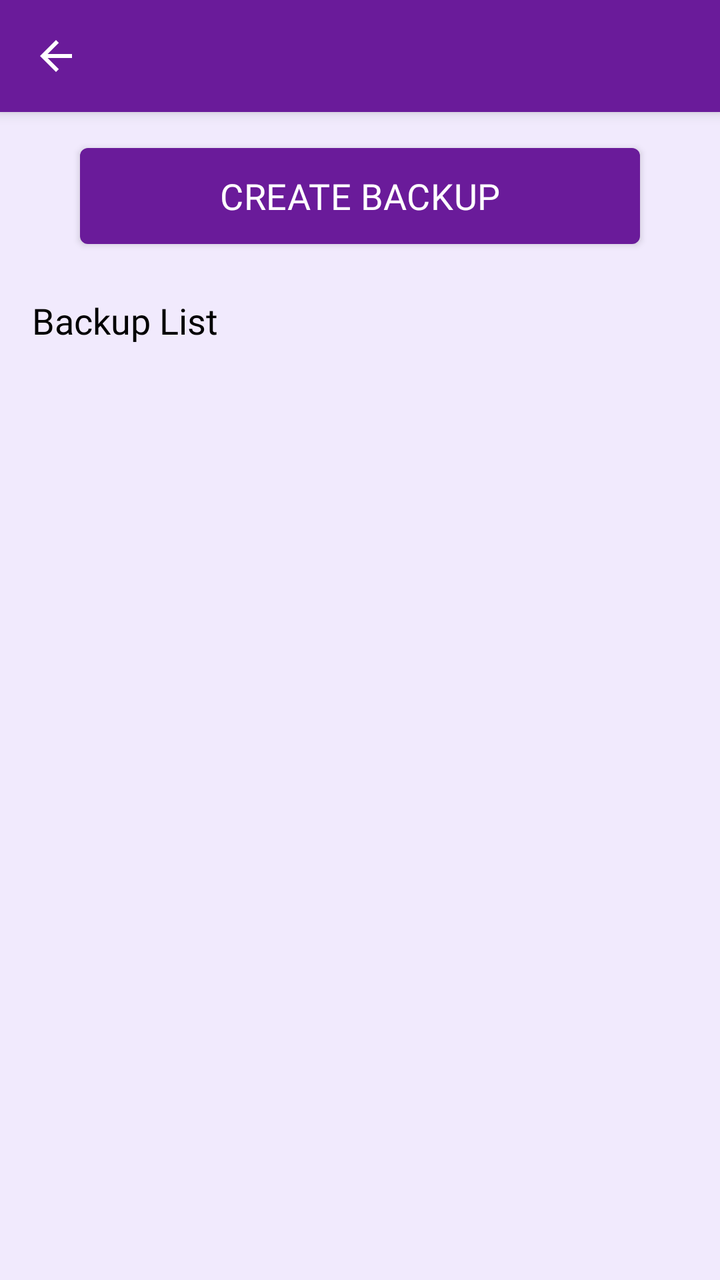
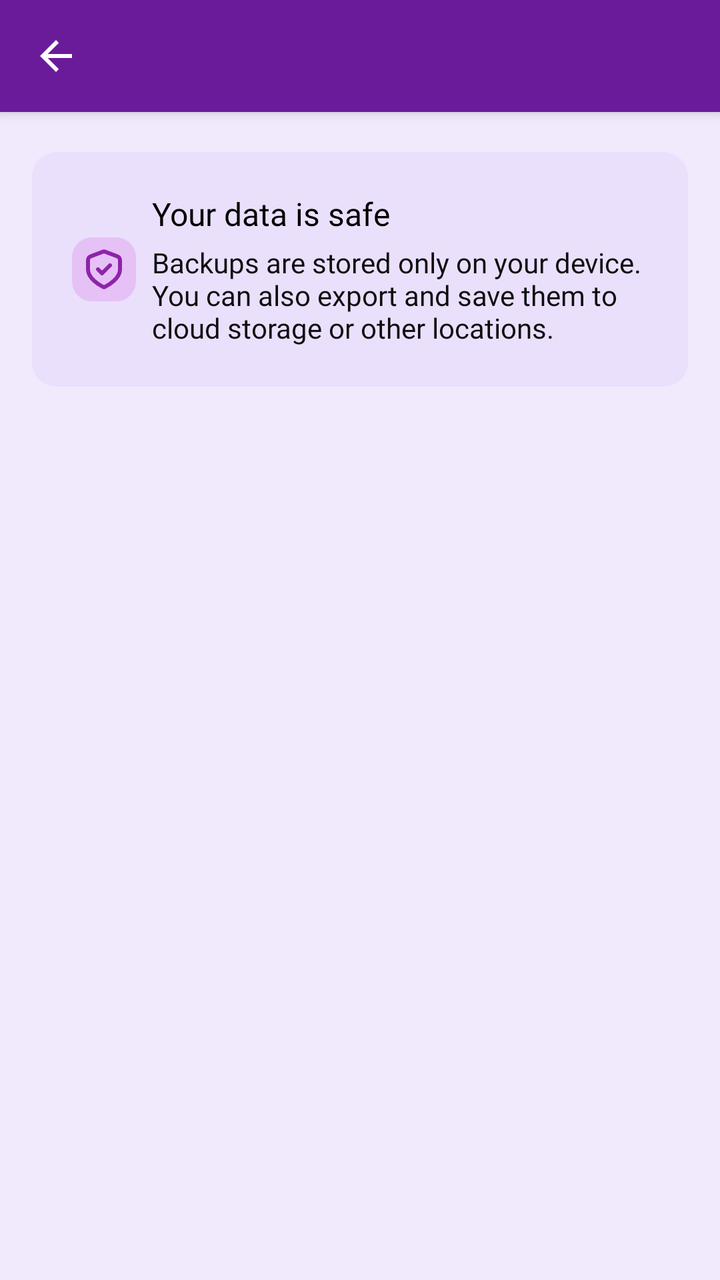

Compare the two renders of this Android layout. The source of the first and the diff that turns it into the second are given below.
<!-- AndroidManifest.xml: application theme Theme.MoneyTracker -->
<!-- res/layout/activity_manage_backup.xml -->
<?xml version="1.0" encoding="utf-8"?>
<androidx.constraintlayout.widget.ConstraintLayout xmlns:android="http://schemas.android.com/apk/res/android"
    xmlns:app="http://schemas.android.com/apk/res-auto"
    android:layout_width="match_parent"
    android:layout_height="match_parent"
    android:background="@color/app_light_background">

    <androidx.constraintlayout.widget.ConstraintLayout
        android:id="@+id/toolbarWrapper"
        android:layout_width="0dp"
        android:layout_height="wrap_content"
        android:background="@color/vibrant_orange"
        android:elevation="4dp"
        app:layout_constraintEnd_toEndOf="parent"
        app:layout_constraintStart_toStartOf="parent"
        app:layout_constraintTop_toTopOf="parent">

        <include layout="@layout/toolbar_back" />
    </androidx.constraintlayout.widget.ConstraintLayout>

    <com.google.android.material.button.MaterialButton
        android:id="@+id/btnCreateBackup"
        android:layout_width="match_parent"
        android:layout_height="60dp"
        android:layout_marginStart="@dimen/margin_40"
        android:layout_marginTop="@dimen/margin_12"
        android:layout_marginEnd="@dimen/margin_40"
        android:layout_marginBottom="@dimen/margin_12"
        android:fontFamily="@font/exo2_semibold"
        android:letterSpacing="0.01"
        android:text="@string/create_backup"
        android:textAllCaps="true"
        android:textColor="@color/white"
        android:textSize="@dimen/text_18"
        app:backgroundTint="@color/vibrant_orange"
        app:cornerRadius="@dimen/corner_radius_4"
        app:elevation="@dimen/corner_elevation_8"
        app:layout_constraintEnd_toEndOf="parent"
        app:layout_constraintStart_toStartOf="parent"
        app:layout_constraintTop_toBottomOf="@+id/toolbarWrapper" />

    <androidx.constraintlayout.widget.ConstraintLayout
        android:id="@+id/llHeader"
        android:layout_width="match_parent"
        android:layout_height="wrap_content"
        android:layout_marginTop="@dimen/margin_20"
        app:layout_constraintTop_toBottomOf="@id/btnCreateBackup">

        <androidx.appcompat.widget.AppCompatTextView
            android:layout_width="0dp"
            android:layout_height="wrap_content"
            android:layout_marginStart="@dimen/margin_16"
            android:layout_marginEnd="@dimen/margin_8"
            android:ellipsize="end"
            android:fontFamily="@font/exo2_bold"
            android:maxLines="1"
            android:text="@string/backup_list"
            android:textColor="@color/black"
            android:textSize="@dimen/text_18"
            app:layout_constraintHorizontal_bias="0"
            app:layout_constraintStart_toStartOf="parent"
            app:layout_constraintTop_toTopOf="parent" />

    </androidx.constraintlayout.widget.ConstraintLayout>

    <androidx.recyclerview.widget.RecyclerView
        android:id="@+id/rvBackup"
        android:layout_width="0dp"
        android:layout_height="wrap_content"
        android:layout_marginTop="@dimen/margin_10"
        android:clipToPadding="false"
        android:nestedScrollingEnabled="false"
        android:overScrollMode="never"
        android:paddingBottom="@dimen/padding_12"
        android:visibility="visible"
        app:layoutManager="androidx.recyclerview.widget.LinearLayoutManager"
        app:layout_constraintEnd_toEndOf="parent"
        app:layout_constraintStart_toStartOf="parent"
        app:layout_constraintTop_toBottomOf="@id/llHeader" />
</androidx.constraintlayout.widget.ConstraintLayout>
<!-- res/layout/toolbar_back.xml (included above) -->
<?xml version="1.0" encoding="utf-8"?>
<androidx.appcompat.widget.Toolbar xmlns:android="http://schemas.android.com/apk/res/android"
    xmlns:app="http://schemas.android.com/apk/res-auto"
    android:id="@+id/toolbarBack"
    android:layout_width="match_parent"
    android:layout_height="wrap_content"
    android:background="@color/vibrant_orange"
    android:elevation="@dimen/corner_elevation_8"
    app:contentInsetEnd="0dp"
    app:contentInsetLeft="0dp"
    app:contentInsetRight="0dp"
    app:contentInsetStart="0dp"
    app:popupTheme="@style/ThemeOverlay.AppCompat.Light">

    <androidx.constraintlayout.widget.ConstraintLayout
        android:layout_width="match_parent"
        android:layout_height="match_parent">

        
        <androidx.appcompat.widget.AppCompatImageView
            android:id="@+id/icBack"
            android:layout_width="wrap_content"
            android:layout_height="wrap_content"
            android:padding="@dimen/padding_16"
            android:src="@drawable/ic_back"
            app:layout_constraintBottom_toBottomOf="parent"
            app:layout_constraintStart_toStartOf="parent"
            app:layout_constraintTop_toTopOf="parent"
            app:tint="@color/white" />

        
        <androidx.appcompat.widget.AppCompatTextView
            android:id="@+id/tvTitle"
            android:layout_width="wrap_content"
            android:layout_height="wrap_content"
            android:fontFamily="@font/exo2_semibold"
            android:textColor="@color/white"
            android:textSize="@dimen/text_18"
            app:layout_constraintBottom_toBottomOf="parent"
            app:layout_constraintStart_toEndOf="@id/icBack"
            app:layout_constraintTop_toTopOf="parent" />

        
        <androidx.appcompat.widget.AppCompatTextView
            android:id="@+id/tvSave"
            android:layout_width="wrap_content"
            android:layout_height="wrap_content"
            android:layout_marginEnd="@dimen/margin_20"
            android:fontFamily="@font/exo2_semibold"
            android:text="@string/save"
            android:textAllCaps="true"
            android:textColor="@color/white"
            android:textSize="@dimen/text_16"
            android:visibility="gone"
            app:layout_constraintBottom_toBottomOf="parent"
            app:layout_constraintEnd_toEndOf="parent"
            app:layout_constraintTop_toTopOf="parent" />

        
        <androidx.appcompat.widget.AppCompatImageView
            android:id="@+id/ivAdd"
            android:layout_width="wrap_content"
            android:layout_height="wrap_content"
            android:layout_marginEnd="@dimen/margin_20"
            android:fontFamily="@font/exo2_semibold"
            android:src="@drawable/ic_add"
            android:visibility="gone"
            app:layout_constraintBottom_toBottomOf="parent"
            app:layout_constraintEnd_toEndOf="parent"
            app:layout_constraintTop_toTopOf="parent"
            app:tint="@color/white" />

        
        <androidx.appcompat.widget.AppCompatImageView
            android:id="@+id/ivDelete"
            android:layout_width="wrap_content"
            android:layout_height="wrap_content"
            android:layout_marginEnd="@dimen/margin_12"
            android:src="@drawable/ic_delete"
            android:visibility="gone"
            app:layout_constraintBottom_toBottomOf="parent"
            app:layout_constraintEnd_toEndOf="parent"
            app:layout_constraintTop_toTopOf="parent"
            app:tint="@color/white" />

        
        <androidx.appcompat.widget.AppCompatImageView
            android:id="@+id/ivEdit"
            android:layout_width="wrap_content"
            android:layout_height="wrap_content"
            android:layout_marginEnd="@dimen/margin_10"
            android:src="@drawable/ic_edit"
            android:visibility="gone"
            app:layout_constraintBottom_toBottomOf="parent"
            app:layout_constraintEnd_toStartOf="@id/ivDelete"
            app:layout_constraintTop_toTopOf="parent"
            app:tint="@color/white" />

        
        <androidx.appcompat.widget.AppCompatImageView
            android:id="@+id/ivCalendar"
            android:layout_width="24dp"
            android:layout_height="24dp"
            android:layout_marginEnd="@dimen/margin_24"
            android:src="@drawable/ic_calendar_menu"
            android:visibility="gone"
            app:layout_constraintBottom_toBottomOf="parent"
            app:layout_constraintEnd_toEndOf="parent"
            app:layout_constraintTop_toTopOf="parent"
            app:tint="@color/white" />

        
        <androidx.appcompat.widget.AppCompatImageView
            android:id="@+id/ivAttach"
            android:layout_width="24dp"
            android:layout_height="24dp"
            android:layout_marginEnd="@dimen/margin_24"
            android:src="@drawable/ic_attach"
            android:visibility="gone"
            app:layout_constraintBottom_toBottomOf="parent"
            app:layout_constraintEnd_toEndOf="parent"
            app:layout_constraintTop_toTopOf="parent"
            app:tint="@color/white" />

        
        <androidx.appcompat.widget.AppCompatImageView
            android:id="@+id/ivMore"
            android:layout_width="24dp"
            android:layout_height="24dp"
            android:layout_marginEnd="@dimen/margin_10"
            android:src="@drawable/ic_more_menu"
            android:visibility="gone"
            app:layout_constraintBottom_toBottomOf="parent"
            app:layout_constraintEnd_toEndOf="parent"
            app:layout_constraintTop_toTopOf="parent"
            app:tint="@color/white" />
    </androidx.constraintlayout.widget.ConstraintLayout>
</androidx.appcompat.widget.Toolbar>
<!-- resources referenced by this layout -->
<resources>
  <dimen name="corner_radius_4">4dp</dimen>
  <dimen name="margin_16">16dp</dimen>
  <dimen name="margin_40">40dp</dimen>
  <dimen name="padding_12">12dp</dimen>
  <!-- drawable ic_attach (drawable) -->
  <vector xmlns:android="http://schemas.android.com/apk/res/android" android:height="32dp" android:viewportHeight="24" android:viewportWidth="24" android:width="32dp">
        
      <path android:fillColor="#00000000" android:pathData="M20.647,10.616L11.885,19.378C9.933,21.33 6.767,21.33 4.814,19.378C2.862,17.425 2.862,14.259 4.814,12.307L12.946,4.175C14.313,2.808 16.529,2.808 17.896,4.175C19.263,5.542 19.263,7.758 17.896,9.125L10.102,16.918C9.321,17.699 8.055,17.699 7.274,16.918C6.493,16.137 6.493,14.871 7.274,14.09L14.468,6.896" android:strokeColor="#000000" android:strokeLineCap="round" android:strokeWidth="1.5"/>
      
  </vector>
  <string name="backup_list">Backup List</string>
  <string name="create_backup">Create Backup</string>
  <!-- unchanged entries left out for length: 34 -->
</resources>

<!-- the commit's change to res/layout/activity_manage_backup.xml (unified diff, before → after) -->
@@ -1,6 +1,7 @@
 <?xml version="1.0" encoding="utf-8"?>
 <androidx.constraintlayout.widget.ConstraintLayout xmlns:android="http://schemas.android.com/apk/res/android"
     xmlns:app="http://schemas.android.com/apk/res-auto"
+    android:id="@+id/rootView"
     android:layout_width="match_parent"
     android:layout_height="match_parent"
     android:background="@color/app_light_background">
@@ -18,65 +19,89 @@
         <include layout="@layout/toolbar_back" />
     </androidx.constraintlayout.widget.ConstraintLayout>
 
-    <com.google.android.material.button.MaterialButton
-        android:id="@+id/btnCreateBackup"
-        android:layout_width="match_parent"
-        android:layout_height="60dp"
-        android:layout_marginStart="@dimen/margin_40"
-        android:layout_marginTop="@dimen/margin_12"
-        android:layout_marginEnd="@dimen/margin_40"
-        android:layout_marginBottom="@dimen/margin_12"
-        android:fontFamily="@font/exo2_semibold"
-        android:letterSpacing="0.01"
-        android:text="@string/create_backup"
-        android:textAllCaps="true"
-        android:textColor="@color/white"
-        android:textSize="@dimen/text_18"
-        app:backgroundTint="@color/vibrant_orange"
-        app:cornerRadius="@dimen/corner_radius_4"
-        app:elevation="@dimen/corner_elevation_8"
+    
+    <androidx.core.widget.NestedScrollView
+        android:id="@+id/scrollView"
+        android:layout_width="0dp"
+        android:layout_height="0dp"
+        android:clipToPadding="false"
+        android:fillViewport="true"
+        android:scrollbars="none"
+        app:layout_constraintBottom_toBottomOf="parent"
         app:layout_constraintEnd_toEndOf="parent"
         app:layout_constraintStart_toStartOf="parent"
-        app:layout_constraintTop_toBottomOf="@+id/toolbarWrapper" />
-
-    <androidx.constraintlayout.widget.ConstraintLayout
-        android:id="@+id/llHeader"
-        android:layout_width="match_parent"
-        android:layout_height="wrap_content"
-        android:layout_marginTop="@dimen/margin_20"
-        app:layout_constraintTop_toBottomOf="@id/btnCreateBackup">
-
-        <androidx.appcompat.widget.AppCompatTextView
-            android:layout_width="0dp"
-            android:layout_height="wrap_content"
-            android:layout_marginStart="@dimen/margin_16"
-            android:layout_marginEnd="@dimen/margin_8"
-            android:ellipsize="end"
-            android:fontFamily="@font/exo2_bold"
-            android:maxLines="1"
-            android:text="@string/backup_list"
-            android:textColor="@color/black"
-            android:textSize="@dimen/text_18"
-            app:layout_constraintHorizontal_bias="0"
-            app:layout_constraintStart_toStartOf="parent"
-            app:layout_constraintTop_toTopOf="parent" />
-
-    </androidx.constraintlayout.widget.ConstraintLayout>
-
-    <androidx.recyclerview.widget.RecyclerView
-        android:id="@+id/rvBackup"
-        android:layout_width="0dp"
-        android:layout_height="wrap_content"
-        android:layout_marginTop="@dimen/margin_10"
-        android:clipToPadding="false"
-        android:nestedScrollingEnabled="false"
-        android:overScrollMode="never"
-        android:paddingBottom="@dimen/padding_12"
-        android:visibility="visible"
-        app:layoutManager="androidx.recyclerview.widget.LinearLayoutManager"
-        app:layout_constraintEnd_toEndOf="parent"
-        app:layout_constraintStart_toStartOf="parent"
-        app:layout_constraintTop_toBottomOf="@id/llHeader" />
+        app:layout_constraintTop_toBottomOf="@id/toolbarWrapper">
+
+        <LinearLayout
+            android:id="@+id/topWrapper"
+            android:layout_width="match_parent"
+            android:layout_height="wrap_content"
+            android:layout_margin="@dimen/margin_6"
+            android:orientation="vertical"
+            android:paddingBottom="@dimen/margin_24">
+
+            <androidx.recyclerview.widget.RecyclerView
+                android:id="@+id/rvBackupOptions"
+                android:layout_width="match_parent"
+                android:layout_height="wrap_content"
+                android:clipToPadding="false"
+                android:paddingBottom="@dimen/padding_4" />
+
+            <androidx.constraintlayout.widget.ConstraintLayout
+                android:layout_width="match_parent"
+                android:layout_height="wrap_content"
+                android:layout_marginTop="@dimen/margin_10"
+                android:layout_marginStart="@dimen/margin_10"
+                android:layout_marginEnd="@dimen/margin_10"
+                android:background="@drawable/bg_box_hint"
+                android:orientation="horizontal"
+                android:padding="@dimen/padding_20">
+
+                <androidx.appcompat.widget.AppCompatImageView
+                    android:id="@+id/ivHintIcon"
+                    android:layout_width="32dp"
+                    android:layout_height="32dp"
+                    android:background="@drawable/bg_circle_theme"
+                    android:padding="@dimen/padding_4"
+                    android:src="@drawable/ic_privacy_outline"
+                    android:tint="@color/primary_light"
+                    app:layout_constraintBottom_toBottomOf="parent"
+                    app:layout_constraintStart_toStartOf="parent"
+                    app:layout_constraintTop_toTopOf="parent" />
+
+                <androidx.appcompat.widget.AppCompatTextView
+                    android:id="@+id/tvHintTitle"
+                    android:layout_width="0dp"
+                    android:layout_height="wrap_content"
+                    android:layout_marginStart="@dimen/margin_8"
+                    android:textColor="@color/black"
+                    android:textSize="@dimen/text_16"
+                    android:text="@string/data_safe"
+                    app:fontFamily="@font/exo2_bold"
+                    app:layout_constraintBottom_toTopOf="@id/tvHintTitleDesc"
+                    app:layout_constraintEnd_toEndOf="parent"
+                    app:layout_constraintStart_toEndOf="@id/ivHintIcon"
+                    app:layout_constraintTop_toTopOf="@id/ivHintIcon"
+                    app:layout_constraintVertical_chainStyle="packed" />
+
+                <androidx.appcompat.widget.AppCompatTextView
+                    android:id="@+id/tvHintTitleDesc"
+                    android:layout_width="0dp"
+                    android:layout_height="wrap_content"
+                    android:layout_marginStart="@dimen/margin_8"
+                    android:layout_marginTop="@dimen/margin_4"
+                    android:textColor="@color/very_dark_grey"
+                    android:textSize="@dimen/text_14"
+                    android:text="@string/data_safe_hint"
+                    app:fontFamily="@font/exo2_medium"
+                    app:layout_constraintBottom_toBottomOf="@id/ivHintIcon"
+                    app:layout_constraintEnd_toEndOf="parent"
+                    app:layout_constraintStart_toEndOf="@id/ivHintIcon"
+                    app:layout_constraintTop_toBottomOf="@id/tvHintTitle" />
+
+            </androidx.constraintlayout.widget.ConstraintLayout>
+        </LinearLayout>
+    </androidx.core.widget.NestedScrollView>
 </androidx.constraintlayout.widget.ConstraintLayout>
 <!-- res/layout/toolbar_back.xml (included above) -->
 <?xml version="1.0" encoding="utf-8"?>
@@ -208,8 +233,21 @@
             android:id="@+id/ivMore"
             android:layout_width="24dp"
             android:layout_height="24dp"
-            android:layout_marginEnd="@dimen/margin_10"
+            android:layout_marginEnd="@dimen/margin_24"
             android:src="@drawable/ic_more_menu"
+            android:visibility="gone"
+            app:layout_constraintBottom_toBottomOf="parent"
+            app:layout_constraintEnd_toEndOf="parent"
+            app:layout_constraintTop_toTopOf="parent"
+            app:tint="@color/white" />
+
+        
+        <androidx.appcompat.widget.AppCompatImageView
+            android:id="@+id/ivShare"
+            android:layout_width="24dp"
+            android:layout_height="24dp"
+            android:layout_marginEnd="@dimen/margin_24"
+            android:src="@drawable/ic_share"
             android:visibility="gone"
             app:layout_constraintBottom_toBottomOf="parent"
             app:layout_constraintEnd_toEndOf="parent"
<!-- resource entries referenced after the edit -->
@@ -1,17 +1,56 @@
 <!-- resources referenced by this layout -->
 <resources>
-  <dimen name="corner_radius_4">4dp</dimen>
-  <dimen name="margin_16">16dp</dimen>
-  <dimen name="margin_40">40dp</dimen>
-  <dimen name="padding_12">12dp</dimen>
+  <color name="primary_light">#FF8E24AA</color>
+  <color name="very_dark_grey">#0E0E0E</color>
+  <dimen name="margin_4">4dp</dimen>
+  <dimen name="margin_6">6dp</dimen>
+  <dimen name="padding_20">20dp</dimen>
+  <dimen name="padding_4">4dp</dimen>
+  <dimen name="text_14">14sp</dimen>
+  <!-- drawable bg_box_hint (drawable) -->
+  <?xml version="1.0" encoding="utf-8"?>
+  <shape xmlns:android="http://schemas.android.com/apk/res/android"
+      android:shape="rectangle">
+      <corners android:radius="12dp" />
+      <solid android:color="#8CE6D9FC"/>
+  </shape>
+  <!-- drawable bg_circle_theme (drawable) -->
+  <?xml version="1.0" encoding="utf-8"?>
+  <shape xmlns:android="http://schemas.android.com/apk/res/android"
+      android:shape="rectangle">
+      <corners android:radius="10dp" />
+      <solid android:color="#8CE2A8F2"/>
+  </shape>
   <!-- drawable ic_attach (drawable) -->
-  <vector xmlns:android="http://schemas.android.com/apk/res/android" android:height="32dp" android:viewportHeight="24" android:viewportWidth="24" android:width="32dp">
+  <vector xmlns:android="http://schemas.android.com/apk/res/android" android:height="32dp" android:viewportHeight="512" android:viewportWidth="512" android:width="32dp">
         
-      <path android:fillColor="#00000000" android:pathData="M20.647,10.616L11.885,19.378C9.933,21.33 6.767,21.33 4.814,19.378C2.862,17.425 2.862,14.259 4.814,12.307L12.946,4.175C14.313,2.808 16.529,2.808 17.896,4.175C19.263,5.542 19.263,7.758 17.896,9.125L10.102,16.918C9.321,17.699 8.055,17.699 7.274,16.918C6.493,16.137 6.493,14.871 7.274,14.09L14.468,6.896" android:strokeColor="#000000" android:strokeLineCap="round" android:strokeWidth="1.5"/>
+      <path android:fillColor="#000000" android:fillType="evenOdd" android:pathData="M175.54,451.42C140.7,451.42 107.94,437.85 83.3,413.21C32.44,362.35 32.44,279.58 83.3,228.72L257.27,54.75L284.43,81.92L110.45,255.88C74.57,291.78 74.57,350.17 110.45,386.05C127.84,403.44 150.97,413.02 175.54,413.02C200.12,413.02 223.24,403.44 240.63,386.05L412.75,213.93C434.14,192.54 434.14,157.74 412.75,136.35C392.01,115.59 355.85,115.65 335.16,136.32L166.6,304.75C163.06,308.29 161.12,313.01 161.12,318.02C161.12,323.03 163.06,327.75 166.62,331.29C173.71,338.44 186.1,338.39 193.18,331.29L334.69,189.81L361.85,216.99L220.36,358.47C198.03,380.76 161.76,380.72 139.47,358.47C117.17,336.17 117.17,299.87 139.47,277.59L308.02,109.19C325.6,91.59 349.05,81.88 373.96,81.88C398.86,81.88 422.28,91.57 439.93,109.19C476.28,145.56 476.28,204.74 439.93,241.11L267.79,413.21C243.15,437.85 210.4,451.42 175.54,451.42" android:strokeColor="#00000000" android:strokeWidth="1"/>
       
   </vector>
-  <string name="backup_list">Backup List</string>
-  <string name="create_backup">Create Backup</string>
+  <!-- drawable ic_privacy_outline (drawable) -->
+  <vector xmlns:android="http://schemas.android.com/apk/res/android"
+      android:width="18dp"
+      android:height="18dp"
+      android:viewportWidth="24"
+      android:viewportHeight="24">
+  
+      <path
+          android:fillColor="#00000000"
+          android:pathData="M9,12L11,14L15,10M20,12C20,16.461 14.54,19.694 12.641,20.683C12.436,20.79 12.333,20.844 12.191,20.871C12.08,20.893 11.92,20.893 11.809,20.871C11.667,20.844 11.564,20.79 11.359,20.683C9.46,19.694 4,16.461 4,12V8.218C4,7.418 4,7.018 4.131,6.675C4.246,6.371 4.434,6.1 4.678,5.886C4.953,5.642 5.328,5.502 6.076,5.221L11.438,3.211C11.646,3.133 11.75,3.094 11.857,3.078C11.952,3.065 12.048,3.065 12.143,3.078C12.25,3.094 12.354,3.133 12.562,3.211L17.924,5.221C18.672,5.502 19.046,5.642 19.322,5.886C19.566,6.1 19.754,6.371 19.869,6.675C20,7.018 20,7.418 20,8.218V12Z"
+          android:strokeWidth="2"
+          android:strokeColor="#000000"
+          android:strokeLineCap="round"
+          android:strokeLineJoin="round" />
+  
+  </vector>
+  <!-- drawable ic_share (drawable) -->
+  <vector xmlns:android="http://schemas.android.com/apk/res/android" android:height="32dp" android:viewportHeight="26" android:viewportWidth="26" android:width="32dp">
+        
+      <path android:fillColor="#000000" android:fillType="evenOdd" android:pathData="M20,16C18.23,16 16.685,16.925 15.796,18.312L10.441,15.252C10.787,14.572 11,13.814 11,13C11,12.497 10.903,12.021 10.765,11.563L16.336,8.38C17.249,9.37 18.547,10 20,10C22.762,10 25,7.762 25,5C25,2.238 22.762,0 20,0C17.238,0 15,2.238 15,5C15,5.503 15.097,5.979 15.235,6.438L9.664,9.62C8.751,8.631 7.453,8 6,8C3.238,8 1,10.238 1,13C1,15.762 3.238,18 6,18C7.14,18 8.179,17.604 9.02,16.962L15.055,20.46C15.035,20.64 15,20.814 15,21C15,23.762 17.238,26 20,26C22.762,26 25,23.762 25,21C25,18.238 22.762,16 20,16" android:strokeColor="#00000000" android:strokeWidth="1"/>
+      
+  </vector>
+  <string name="data_safe">Your data is safe</string>
+  <string name="data_safe_hint">Backups are stored only on your device.\nYou can also export and save them to cloud storage or other locations.</string>
   <!-- unchanged entries left out for length: 34 -->
 </resources>
 
